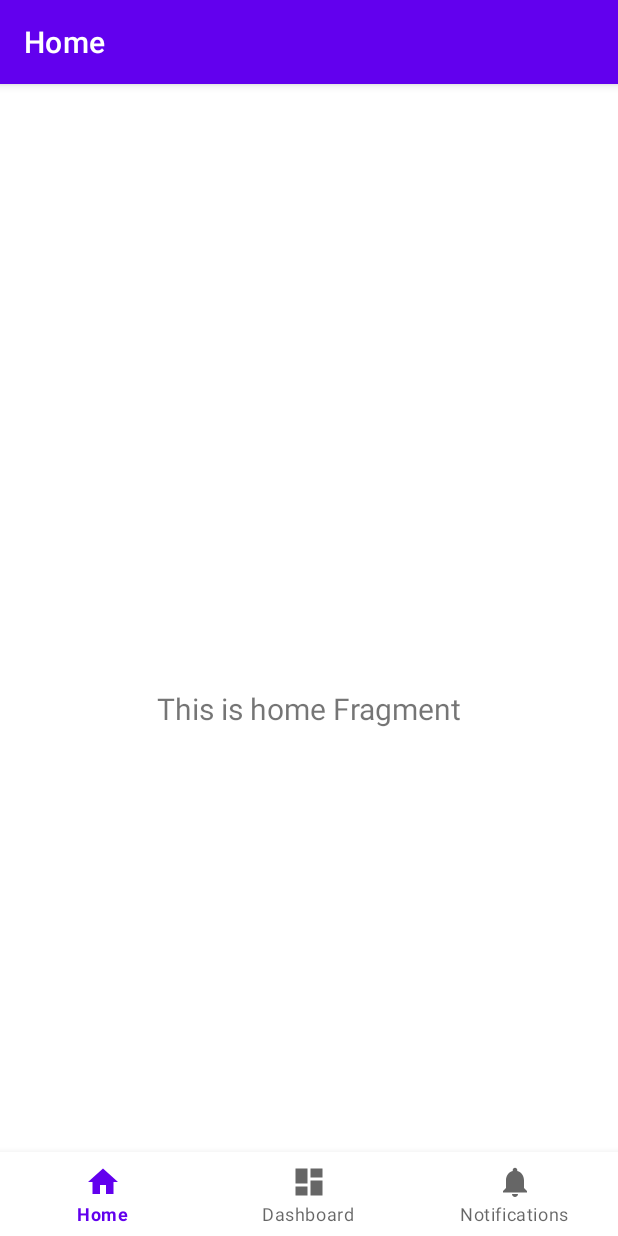
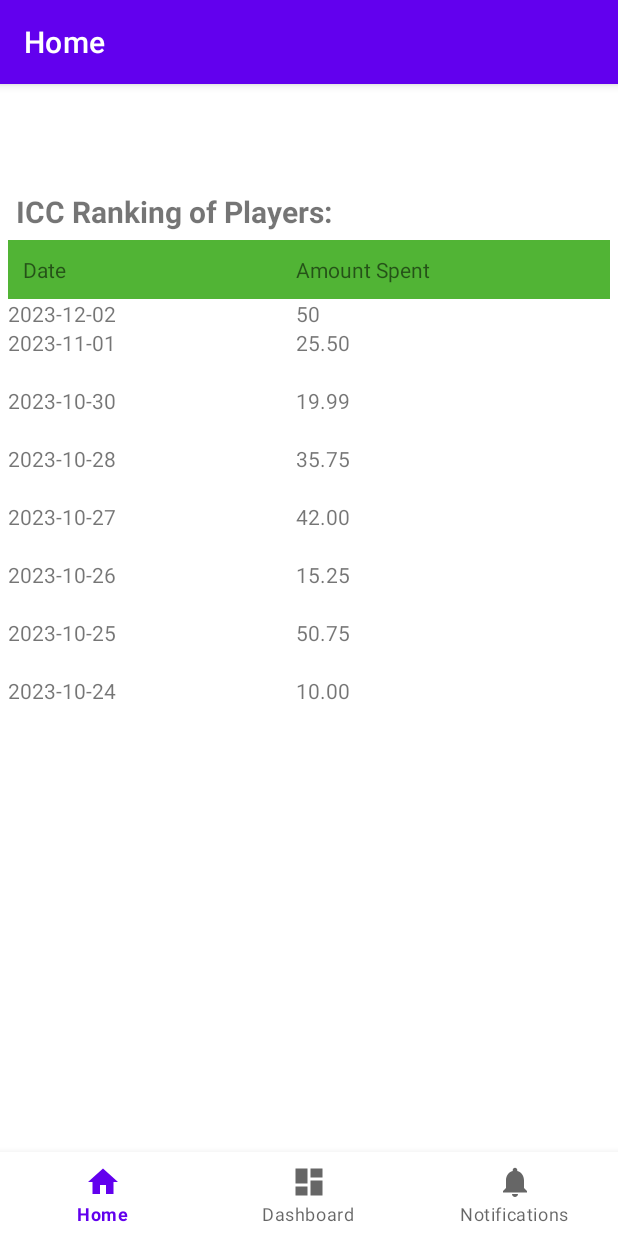
Before and after one commit to mirandae776/budget, an Android app: the screen it shows after launch (MainActivity), on a phone screen of 412 x 824 dp. Run offline under Robolectric (Android 15) with nearby library versions, the phone set to English and light mode, and no system bars; our stand-ins replace navigation-ui.

Commit message:
added a table with mock data

```diff
--- a/app/build.gradle.kts
+++ b/app/build.gradle.kts
@@ -5,12 +5,12 @@ plugins {
 
 android {
     namespace = "edu.msoe.budget_app"
-    compileSdk = 33
+    compileSdk = 34
 
     defaultConfig {
         applicationId = "edu.msoe.budget_app"
         minSdk = 24
-        targetSdk = 33
+        targetSdk = 34
         versionCode = 1
         versionName = "1.0"
 
--- a/app/src/main/java/edu/msoe/budget_app/ui/home/HomeFragment.kt
+++ b/app/src/main/java/edu/msoe/budget_app/ui/home/HomeFragment.kt
@@ -4,9 +4,13 @@ import android.os.Bundle
 import android.view.LayoutInflater
 import android.view.View
 import android.view.ViewGroup
+import android.widget.TableLayout
+import android.widget.TableRow
 import android.widget.TextView
+import androidx.core.view.setPadding
 import androidx.fragment.app.Fragment
 import androidx.lifecycle.ViewModelProvider
+import edu.msoe.budget_app.R
 import edu.msoe.budget_app.databinding.FragmentHomeBinding
 
 class HomeFragment : Fragment() {
@@ -16,6 +20,28 @@ class HomeFragment : Fragment() {
     // This property is only valid between onCreateView and
     // onDestroyView.
     private val binding get() = _binding!!
+
+    val dateAndMoneyArray = arrayOf(
+        "2023-11-01,25.50",
+        "2023-10-30,19.99",
+        "2023-10-28,35.75",
+        "2023-10-27,42.00",
+        "2023-10-26,15.25",
+        "2023-10-25,50.75",
+        "2023-10-24,10.00",
+        "2023-10-23,30.50",
+        "2023-10-22,27.75",
+        "2023-10-21,18.99",
+        "2023-10-20,12.35",
+        "2023-10-19,22.00",
+        "2023-10-18,8.75",
+        "2023-10-17,75.60",
+        "2023-10-16,11.25"
+    )
+
+
+
+
 
     override fun onCreateView(
         inflater: LayoutInflater,
@@ -27,11 +53,57 @@ class HomeFragment : Fragment() {
 
         _binding = FragmentHomeBinding.inflate(inflater, container, false)
         val root: View = binding.root
+        val tableLayout = root.findViewById<TableLayout>(R.id.tableLayout) // Assuming you have a TableLayout in your layout file with the ID 'tableLayout'
+        for (item in dateAndMoneyArray) {
+            val parts = item.split(",") // Split the string into date and money parts
+            if (parts.size == 2) {
+                val date = parts[0]
+                val moneySpent = parts[1]
 
-        val textView: TextView = binding.textHome
-        homeViewModel.text.observe(viewLifecycleOwner) {
-            textView.text = it
+                val row = TableRow(root.context) // Create a new TableRow
+
+
+                val dateTextView = TextView(root.context) // Create a TextView for the date
+                dateTextView.text = date
+
+                val dateLayoutParams = TableRow.LayoutParams(
+                    TableRow.LayoutParams.WRAP_CONTENT,
+                    TableRow.LayoutParams.WRAP_CONTENT
+                )
+                dateLayoutParams.weight = 1f // Set the layout weight to 1
+                dateTextView.layoutParams = dateLayoutParams
+
+                row.addView(dateTextView)
+
+                val moneySpentTextView = TextView(root.context) // Create a TextView for the money spent
+                moneySpentTextView.text = moneySpent
+
+                val moneySpentLayoutParams = TableRow.LayoutParams(
+                    TableRow.LayoutParams.WRAP_CONTENT,
+                    TableRow.LayoutParams.WRAP_CONTENT
+                )
+                moneySpentLayoutParams.weight = 1f // Set the layout weight to 1
+                moneySpentTextView.layoutParams = moneySpentLayoutParams
+
+                row.addView(moneySpentTextView) // Add the money spent TextView to the TableRow
+                // Add the money spent TextView to the TableRow
+
+                tableLayout.addView(row) // Add the TableRow to the TableLayout
+            }
+            val blankView = TextView(root.context)
+            blankView.text = "";
+            val blankRow = TableRow(root.context)
+            blankRow.addView(blankView)
+            tableLayout.addView(blankRow)
+
+
         }
+
+
+        //val textView: TextView = binding.textHome
+//        homeViewModel.text.observe(viewLifecycleOwner) {
+//            textView.text = it
+//        }
         return root
     }
 
--- a/app/src/main/res/layout/activity_main.xml
+++ b/app/src/main/res/layout/activity_main.xml
@@ -25,9 +25,11 @@
         android:layout_height="match_parent"
         app:defaultNavHost="true"
         app:layout_constraintBottom_toTopOf="@id/nav_view"
+        app:layout_constraintHorizontal_bias="0.0"
         app:layout_constraintLeft_toLeftOf="parent"
         app:layout_constraintRight_toRightOf="parent"
         app:layout_constraintTop_toTopOf="parent"
+        app:layout_constraintVertical_bias="1.0"
         app:navGraph="@navigation/mobile_navigation" />
 
 </androidx.constraintlayout.widget.ConstraintLayout>
--- a/app/src/main/res/layout/fragment_home.xml
+++ b/app/src/main/res/layout/fragment_home.xml
@@ -1,22 +1,106 @@
 <?xml version="1.0" encoding="utf-8"?>
-<androidx.constraintlayout.widget.ConstraintLayout xmlns:android="http://schemas.android.com/apk/res/android"
+<androidx.constraintlayout.widget.ConstraintLayout
+    xmlns:android="http://schemas.android.com/apk/res/android"
     xmlns:app="http://schemas.android.com/apk/res-auto"
     xmlns:tools="http://schemas.android.com/tools"
     android:layout_width="match_parent"
     android:layout_height="match_parent"
     tools:context=".ui.home.HomeFragment">
 
-    <TextView
-        android:id="@+id/text_home"
-        android:layout_width="match_parent"
-        android:layout_height="wrap_content"
-        android:layout_marginStart="8dp"
-        android:layout_marginTop="8dp"
-        android:layout_marginEnd="8dp"
-        android:textAlignment="center"
-        android:textSize="20sp"
+    <ScrollView
+        android:layout_width="0dp"
+        android:layout_height="0dp"
+        app:layout_constraintStart_toStartOf="parent"
+        app:layout_constraintEnd_toEndOf="parent"
+        app:layout_constraintTop_toTopOf="parent"
+        app:layout_constraintBottom_toTopOf="@+id/space_bottom">
+
+        <TableLayout
+            android:id="@+id/tableLayout"
+            android:layout_width="match_parent"
+            android:layout_height="0dp"
+            android:layout_marginTop="10dp"
+            android:layout_weight="3"
+            android:paddingLeft="5dp"
+            android:paddingRight="5dp">
+            <TextView
+                android:id="@+id/txt"
+                android:layout_width="wrap_content"
+                android:layout_height="wrap_content"
+                android:padding="5dp"
+                android:text="ICC Ranking of Players:"
+                android:textSize="20sp"
+                android:textStyle="bold">
+
+            </TextView>
+
+
+
+            <!-- Add your TableRows with data here -->
+            <TableRow
+                android:background="#51B435"
+                android:padding="10dp">
+
+                <TextView
+                    android:layout_width="wrap_content"
+                    android:layout_height="wrap_content"
+                    android:layout_weight="1"
+                    android:text="Date" />
+
+                <TextView
+                    android:layout_width="wrap_content"
+                    android:layout_height="wrap_content"
+                    android:layout_weight="1"
+                    android:text="Amount Spent" />
+
+
+
+
+            </TableRow>
+
+
+            <TableRow>
+                <TextView
+                    android:layout_width="match_parent"
+                    android:layout_height="match_parent"
+                    android:layout_weight="1"
+                    android:text="2023-12-02" />
+
+                <TextView
+                    android:layout_width="match_parent"
+                    android:layout_height="match_parent"
+                    android:layout_weight="1"
+                    android:text="50" />
+
+            </TableRow>
+
+
+
+
+        </TableLayout>
+
+
+    </ScrollView>
+
+    <!-- Create a space at the bottom to occupy one-quarter of the available space -->
+    <Space
+        android:id="@+id/space_bottom"
+        android:layout_width="0dp"
+        android:layout_height="0dp"
+        app:layout_constraintTop_toBottomOf="@+id/space_top"
         app:layout_constraintBottom_toBottomOf="parent"
         app:layout_constraintEnd_toEndOf="parent"
         app:layout_constraintStart_toStartOf="parent"
-        app:layout_constraintTop_toTopOf="parent" />
+        android:layout_weight="1" />
+
+    <!-- Create a space at the top to occupy one-quarter of the available space -->
+    <Space
+        android:id="@+id/space_top"
+        android:layout_width="0dp"
+        android:layout_height="0dp"
+        app:layout_constraintTop_toTopOf="parent"
+        app:layout_constraintBottom_toTopOf="@+id/space_bottom"
+        app:layout_constraintEnd_toEndOf="parent"
+        app:layout_constraintStart_toStartOf="parent"
+        android:layout_weight="1" />
 </androidx.constraintlayout.widget.ConstraintLayout>
```
